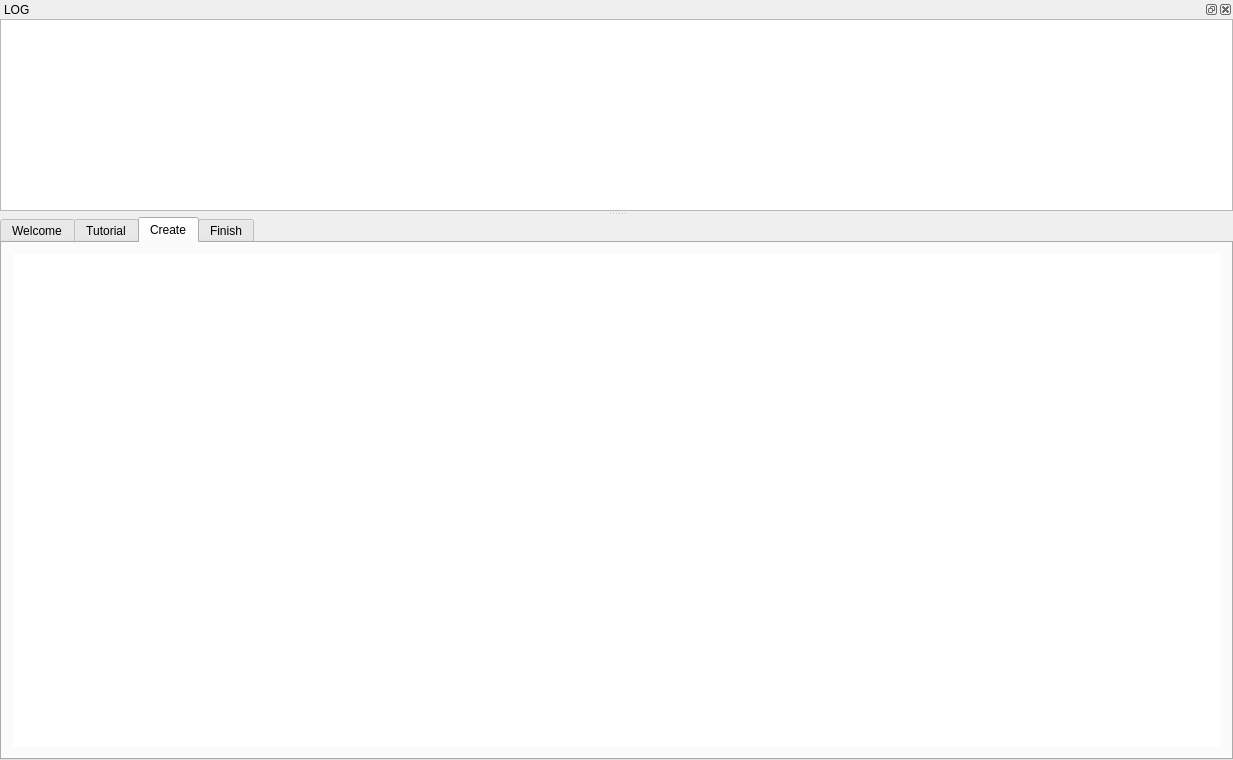
Qt form userstudy/mainwindow.ui (ennetws/topo-blend-userstudy) before a commit.
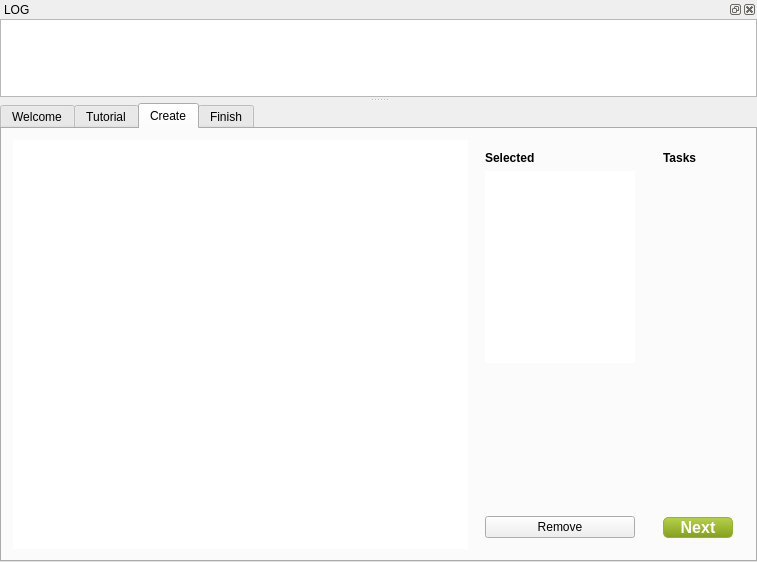
The same form after that commit. The open tabs and pages were chosen to show the change. Icons and pictures are not drawn.

What changed in the file:
```diff
--- a/userstudy/mainwindow.ui
+++ b/userstudy/mainwindow.ui
@@ -6,8 +6,8 @@
    <rect>
     <x>0</x>
     <y>0</y>
-    <width>1233</width>
-    <height>760</height>
+    <width>757</width>
+    <height>562</height>
    </rect>
   </property>
   <property name="windowTitle">
@@ -28,9 +28,9 @@
      <number>0</number>
     </property>
     <item row="0" column="0">
-     <widget class="QTabWidget" name="tabWidget">
+     <widget class="QTabWidget" name="mainTabWidget">
       <property name="currentIndex">
-       <number>3</number>
+       <number>2</number>
       </property>
       <widget class="QWidget" name="tab_1">
        <attribute name="title">
@@ -118,15 +118,9 @@
            <enum>QFrame::Raised</enum>
           </property>
           <layout class="QGridLayout" name="gridLayout_6">
-           <property name="leftMargin">
-            <number>150</number>
-           </property>
            <property name="topMargin">
             <number>30</number>
            </property>
-           <property name="rightMargin">
-            <number>150</number>
-           </property>
            <property name="bottomMargin">
             <number>30</number>
            </property>
@@ -254,7 +248,7 @@
           </property>
           <layout class="QGridLayout" name="gridLayout_7">
            <item row="0" column="1">
-            <widget class="QPushButton" name="nextButtonWelcome_2">
+            <widget class="QPushButton" name="nextButtonTutorial">
              <property name="minimumSize">
               <size>
                <width>150</width>
@@ -320,14 +314,212 @@
         <string>Create</string>
        </attribute>
        <layout class="QGridLayout" name="gridLayout_3">
-        <item row="0" column="0">
-         <widget class="QGraphicsView" name="graphicsView">
-          <property name="frameShape">
-           <enum>QFrame::NoFrame</enum>
+        <item row="0" column="3">
+         <widget class="QWidget" name="createWidget" native="true">
+          <property name="sizePolicy">
+           <sizepolicy hsizetype="Expanding" vsizetype="Expanding">
+            <horstretch>0</horstretch>
+            <verstretch>0</verstretch>
+           </sizepolicy>
           </property>
-          <property name="frameShadow">
-           <enum>QFrame::Plain</enum>
+          <layout class="QGridLayout" name="gridLayout_17">
+           <property name="margin">
+            <number>0</number>
+           </property>
+           <item row="0" column="0">
+            <widget class="QGraphicsView" name="graphicsView">
+             <property name="frameShape">
+              <enum>QFrame::NoFrame</enum>
+             </property>
+             <property name="frameShadow">
+              <enum>QFrame::Plain</enum>
+             </property>
+            </widget>
+           </item>
+           <item row="1" column="0">
+            <spacer name="createWidth">
+             <property name="orientation">
+              <enum>Qt::Horizontal</enum>
+             </property>
+             <property name="sizeHint" stdset="0">
+              <size>
+               <width>40</width>
+               <height>0</height>
+              </size>
+             </property>
+            </spacer>
+           </item>
+          </layout>
+         </widget>
+        </item>
+        <item row="0" column="5">
+         <widget class="QWidget" name="widget" native="true">
+          <property name="sizePolicy">
+           <sizepolicy hsizetype="Minimum" vsizetype="Minimum">
+            <horstretch>0</horstretch>
+            <verstretch>0</verstretch>
+           </sizepolicy>
           </property>
+          <property name="maximumSize">
+           <size>
+            <width>150</width>
+            <height>16777215</height>
+           </size>
+          </property>
+          <layout class="QGridLayout" name="gridLayout_16">
+           <item row="1" column="0">
+            <spacer name="verticalSpacer_4">
+             <property name="orientation">
+              <enum>Qt::Vertical</enum>
+             </property>
+             <property name="sizeHint" stdset="0">
+              <size>
+               <width>20</width>
+               <height>40</height>
+              </size>
+             </property>
+            </spacer>
+           </item>
+           <item row="0" column="0">
+            <widget class="QLabel" name="label_4">
+             <property name="font">
+              <font>
+               <weight>75</weight>
+               <bold>true</bold>
+              </font>
+             </property>
+             <property name="text">
+              <string>Tasks</string>
+             </property>
+            </widget>
+           </item>
+           <item row="2" column="0">
+            <widget class="QPushButton" name="nextButtonCreate">
+             <property name="minimumSize">
+              <size>
+               <width>70</width>
+               <height>0</height>
+              </size>
+             </property>
+             <property name="layoutDirection">
+              <enum>Qt::LeftToRight</enum>
+             </property>
+             <property name="autoFillBackground">
+              <bool>false</bool>
+             </property>
+             <property name="styleSheet">
+              <string notr="true">QPushButton{
+	background:qlineargradient(spread:pad, x1:0, y1:0, x2:0, y2:1, stop:0 #b6d14c, stop:1 #83a01c);
+	color: white;
+	border: 1px solid #97B134;
+	font-family: 'Open Sans', sans-serif;
+	font-size:12pt;
+	font-weight: bold;
+    border-radius: 5px;
+}
+
+QPushButton:hover{
+    background:qlineargradient(spread:pad, x1:0, y1:0, x2:0, y2:1, stop:0 #bbda4c, stop:1 #83a01d);
+}
+
+QPushButton:pressed{
+   background:qlineargradient(spread:pad, x1:0, y1:0, x2:0, y2:1, stop:0 #83a01c, stop:1 #b6d14c);
+}</string>
+             </property>
+             <property name="text">
+              <string>Next</string>
+             </property>
+             <property name="default">
+              <bool>false</bool>
+             </property>
+             <property name="flat">
+              <bool>false</bool>
+             </property>
+            </widget>
+           </item>
+          </layout>
+         </widget>
+        </item>
+        <item row="0" column="4">
+         <widget class="QWidget" name="widget_2" native="true">
+          <property name="sizePolicy">
+           <sizepolicy hsizetype="Minimum" vsizetype="Minimum">
+            <horstretch>0</horstretch>
+            <verstretch>0</verstretch>
+           </sizepolicy>
+          </property>
+          <layout class="QGridLayout" name="gridLayout_18">
+           <item row="0" column="1">
+            <widget class="QLabel" name="label_3">
+             <property name="font">
+              <font>
+               <weight>75</weight>
+               <bold>true</bold>
+              </font>
+             </property>
+             <property name="text">
+              <string>Selected</string>
+             </property>
+            </widget>
+           </item>
+           <item row="3" column="1">
+            <widget class="QPushButton" name="pushButton_3">
+             <property name="text">
+              <string>Remove</string>
+             </property>
+             <property name="icon">
+              <iconset resource="resources.qrc">
+               <normaloff>:/images/circleX.png</normaloff>:/images/circleX.png</iconset>
+             </property>
+            </widget>
+           </item>
+           <item row="1" column="1">
+            <widget class="QTableWidget" name="tableWidget">
+             <property name="sizePolicy">
+              <sizepolicy hsizetype="Minimum" vsizetype="Minimum">
+               <horstretch>0</horstretch>
+               <verstretch>0</verstretch>
+              </sizepolicy>
+             </property>
+             <property name="maximumSize">
+              <size>
+               <width>150</width>
+               <height>16777215</height>
+              </size>
+             </property>
+             <property name="frameShape">
+              <enum>QFrame::NoFrame</enum>
+             </property>
+             <property name="rowCount">
+              <number>5</number>
+             </property>
+             <attribute name="horizontalHeaderVisible">
+              <bool>false</bool>
+             </attribute>
+             <attribute name="verticalHeaderVisible">
+              <bool>false</bool>
+             </attribute>
+             <row/>
+             <row/>
+             <row/>
+             <row/>
+             <row/>
+            </widget>
+           </item>
+           <item row="2" column="1">
+            <spacer name="verticalSpacer_5">
+             <property name="orientation">
+              <enum>Qt::Vertical</enum>
+             </property>
+             <property name="sizeHint" stdset="0">
+              <size>
+               <width>20</width>
+               <height>40</height>
+              </size>
+             </property>
+            </spacer>
+           </item>
+          </layout>
          </widget>
         </item>
        </layout>
@@ -360,12 +552,6 @@
               <enum>QFrame::Raised</enum>
              </property>
              <layout class="QGridLayout" name="gridLayout_11">
-              <property name="leftMargin">
-               <number>250</number>
-              </property>
-              <property name="rightMargin">
-               <number>250</number>
-              </property>
               <item row="3" column="0">
                <widget class="QFrame" name="frame_9">
                 <property name="frameShape">
@@ -418,7 +604,7 @@
                      </spacer>
                     </item>
                     <item row="0" column="1">
-                     <widget class="QPushButton" name="pushButton_2">
+                     <widget class="QPushButton" name="saveButton">
                       <property name="minimumSize">
                        <size>
                         <width>200</width>
@@ -476,7 +662,7 @@
                      <number>20</number>
                     </property>
                     <item row="0" column="1">
-                     <widget class="QPushButton" name="pushButton">
+                     <widget class="QPushButton" name="sendButton">
                       <property name="minimumSize">
                        <size>
                         <width>200</width>
@@ -630,7 +816,7 @@
     <rect>
      <x>0</x>
      <y>0</y>
-     <width>1233</width>
+     <width>757</width>
      <height>21</height>
     </rect>
    </property>
```
